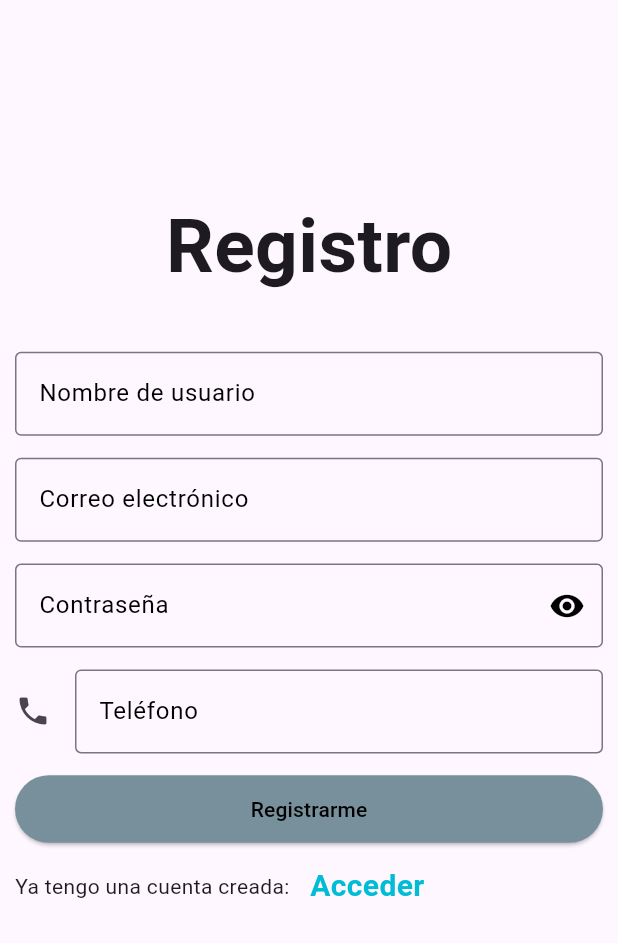
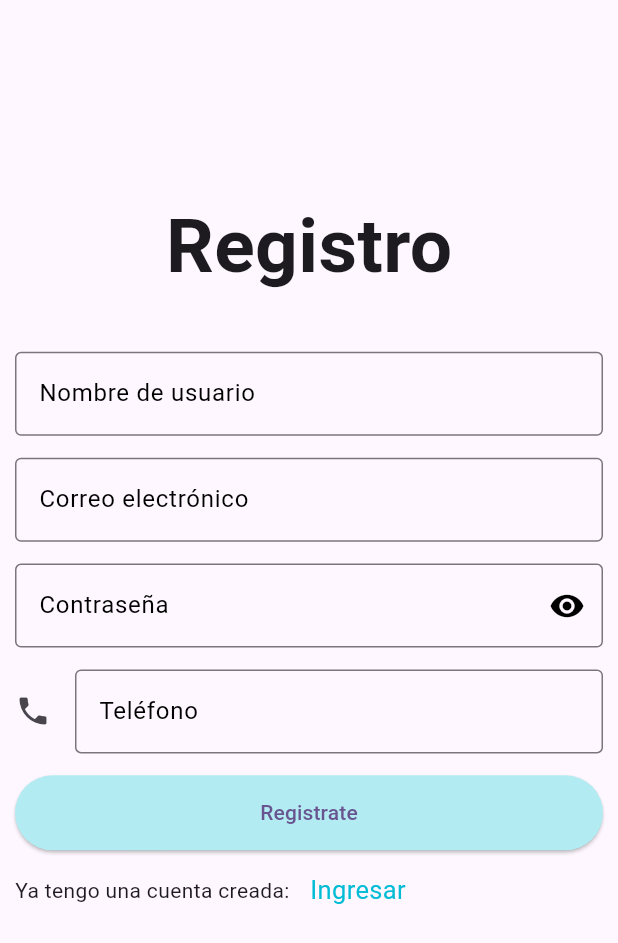
Before and after one commit to EverthKantun/E-comerce_app, a Flutter app: the SignUp screen opened directly, on a phone screen of 412 x 824 dp. Shown: the top 943 px of the screen. Run offline on Flutter 3.47's test engine with Material 3 defaults, Android fonts, the phone set to English and light mode, and no system bars.

Commit message:
Buttons and Fields

```diff
--- a/e_comerce_app/lib/main.dart
+++ b/e_comerce_app/lib/main.dart
@@ -1,6 +1,5 @@
 import 'package:e_comerce_app/screens/login.dart';
 import 'package:flutter/material.dart';
-import 'screens/signup.dart';
 
 void main() {
   runApp(const MyApp());
--- a/e_comerce_app/lib/screens/signup.dart
+++ b/e_comerce_app/lib/screens/signup.dart
@@ -1,4 +1,6 @@
 import 'package:e_comerce_app/screens/login.dart';
+import 'package:e_comerce_app/widgets/changescreen.dart';
+import 'package:e_comerce_app/widgets/mybutton.dart';
 import 'package:flutter/material.dart';
 
 class SignUp extends StatefulWidget {
@@ -137,44 +139,22 @@ class _SignUpState extends State<SignUp> {
                             hintStyle: TextStyle(color: Colors.black),
                             border: OutlineInputBorder()),
                       ),
-                      SizedBox(
-                        height: 45,
-                        width: double.infinity,
-                        child: ElevatedButton(
-                          onPressed: () {
-                            validation();
-                          },
-                          style: ElevatedButton.styleFrom(
-                            backgroundColor: Colors.blueGrey[400],
-                          ),
-                          child: Text(
-                            "Registrarme",
-                            style: TextStyle(color: Colors.black),
-                          ),
-                        ),
-                      ),
-                      Row(
-                        children: <Widget>[
-                          Text("Ya tengo una cuenta creada: "),
-                          SizedBox(width: 10),
-                          GestureDetector(
-                            onTap: () {
-                              Navigator.of(context).push(
-                                MaterialPageRoute(
-                                  builder: (ctx) => Login(),
+                      //Button
+                      MyButton(name: "Registrate",onPressed: (){
+                        validation();
+                      },),
+                      ChangeScreen(
+                        name: "Ingresar",
+                        whichAccount: "Ya tengo una cuenta creada: ",
+                        onTap: () {
+                          Navigator.of(context).push(
+                            MaterialPageRoute(
+                              builder: (ctx) => Login(),
                                 ),
                               );
-                            },
-                            child: Text(
-                              "Acceder",
-                              style: TextStyle(
-                                  color: Colors.cyan,
-                                  fontSize: 20,
-                                  fontWeight: FontWeight.bold),
-                            ),
-                          )
-                        ],
-                      )
+
+                        })
+
                     ],
                   ),
                 )
--- /dev/null
+++ b/e_comerce_app/lib/widgets/changescreen.dart
@@ -0,0 +1,31 @@
+import 'package:flutter/material.dart';
+
+class ChangeScreen extends StatelessWidget {
+  final String whichAccount;
+  final VoidCallback? onTap;
+  final String name;
+
+  const ChangeScreen({
+    Key? key,
+    required this.name,
+    required this.onTap,
+    required this.whichAccount,
+  }) : super(key: key);
+
+  @override
+  Widget build(BuildContext context) {
+    return Row(
+      children: [
+        Text(whichAccount),
+        SizedBox(width: 10),
+        GestureDetector(
+          onTap: onTap,
+          child: Text(
+            name,
+            style: TextStyle(color: Colors.cyan, fontSize: 17),
+          ),
+        ),
+      ],
+    );
+  }
+}
--- /dev/null
+++ b/e_comerce_app/lib/widgets/mybutton.dart
@@ -0,0 +1,24 @@
+import 'package:flutter/material.dart';
+
+class MyButton extends StatelessWidget {
+  final VoidCallback? onPressed;
+  final String name;
+
+  const MyButton({super.key, required this.name, this.onPressed});
+
+  @override
+  Widget build(BuildContext context) {
+    return SizedBox(
+      height: 50,
+      width: double.infinity,
+      child: ElevatedButton(
+        style: ElevatedButton.styleFrom(
+          backgroundColor: Colors.cyan[100], // Se usa `backgroundColor` en lugar de `color`
+          padding: EdgeInsets.zero,
+        ),
+        onPressed: onPressed, // Ahora usa el tipo correcto
+        child: Text(name),
+      ),
+    );
+  }
+}
--- /dev/null
+++ b/e_comerce_app/lib/widgets/passwordtextformfield.dart
@@ -0,0 +1 @@
+//TODO:MIN 14.21 video
```
Also changed, not shown: e_comerce_app/lib/screens/login.dart (+10 -35 lines), e_comerce_app/lib/widgets/mytextformField.dart (added, +19 -0 lines), e_comerce_app/pubspec.lock.
